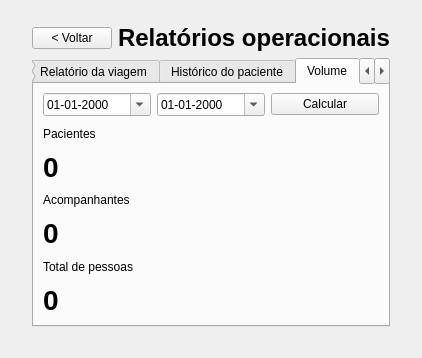
Kayke-Oli/Projeto-transporte-Prefeitura-Piranga, file src/ViewRelatorios.ui: the form before one commit.
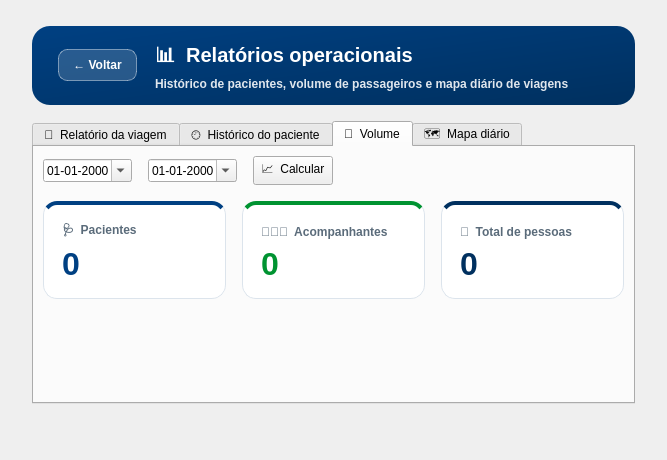
The form after the commit. The open tabs and pages were chosen to show the change.

```diff
--- a/src/ViewRelatorios.ui
+++ b/src/ViewRelatorios.ui
@@ -4,66 +4,218 @@
  <widget class="QWidget" name="ViewRelatorios">
   <layout class="QVBoxLayout" name="v">
    <property name="leftMargin"><number>32</number></property>
-   <property name="topMargin"><number>24</number></property>
+   <property name="topMargin"><number>26</number></property>
    <property name="rightMargin"><number>32</number></property>
+   <property name="bottomMargin"><number>26</number></property>
+   <property name="spacing"><number>16</number></property>
    <item>
-    <layout class="QHBoxLayout" name="t">
-     <item><widget class="QPushButton" name="btnVoltar"><property name="text"><string>&lt; Voltar</string></property></widget></item>
-     <item><widget class="QLabel" name="title"><property name="text"><string>Relat&#243;rios operacionais</string></property><property name="styleSheet"><string notr="true">font-size:24px;font-weight:700;</string></property></widget></item>
-    </layout>
+    <widget class="QWidget" name="cabecalho">
+     <property name="minimumHeight"><number>92</number></property>
+     <property name="maximumHeight"><number>92</number></property>
+     <property name="styleSheet"><string notr="true">QWidget#cabecalho {
+    background: qlineargradient(x1:0, y1:0, x2:1, y2:1, stop:0 #004082, stop:1 #00305F);
+    border-radius: 18px;
+}</string></property>
+     <layout class="QHBoxLayout" name="layoutCabecalho">
+      <property name="leftMargin"><number>26</number></property>
+      <property name="topMargin"><number>14</number></property>
+      <property name="rightMargin"><number>26</number></property>
+      <property name="bottomMargin"><number>14</number></property>
+      <property name="spacing"><number>18</number></property>
+      <item>
+       <widget class="QPushButton" name="btnVoltar">
+        <property name="maximumSize"><size><width>104</width><height>16777215</height></size></property>
+        <property name="cursor"><cursorShape>PointingHandCursor</cursorShape></property>
+        <property name="styleSheet"><string notr="true">QPushButton {
+    background: rgba(255, 255, 255, 40);
+    color: #ffffff;
+    border: 1px solid rgba(255, 255, 255, 110);
+    border-radius: 9px;
+    padding: 8px 14px;
+    font-weight: 700;
+}
+QPushButton:hover { background: rgba(255, 255, 255, 75); }</string></property>
+        <property name="text"><string>← Voltar</string></property>
+       </widget>
+      </item>
+      <item>
+       <layout class="QVBoxLayout" name="blocoTitulo">
+        <property name="spacing"><number>2</number></property>
+        <item>
+         <widget class="QLabel" name="title">
+          <property name="styleSheet"><string notr="true">color:#ffffff; font-size:20px; font-weight:800; background:transparent;</string></property>
+          <property name="text"><string>📊  Relatórios operacionais</string></property>
+         </widget>
+        </item>
+        <item>
+         <widget class="QLabel" name="subtitulo">
+          <property name="styleSheet"><string notr="true">color:rgba(255,255,255,0.88); font-size:12px; font-weight:600; background:transparent;</string></property>
+          <property name="text"><string>Histórico de pacientes, volume de passageiros e mapa diário de viagens</string></property>
+         </widget>
+        </item>
+       </layout>
+      </item>
+      <item>
+       <spacer name="spacerCabecalho">
+        <property name="orientation"><enum>Qt::Horizontal</enum></property>
+        <property name="sizeHint" stdset="0"><size><width>40</width><height>20</height></size></property>
+       </spacer>
+      </item>
+     </layout>
+    </widget>
    </item>
    <item>
     <widget class="QTabWidget" name="tabs">
      <widget class="QWidget" name="tabRelatorioViagem">
-      <attribute name="title"><string>Relat&#243;rio da viagem</string></attribute>
+      <attribute name="title"><string>🧾  Relatório da viagem</string></attribute>
       <layout class="QVBoxLayout" name="vr">
+       <property name="spacing"><number>14</number></property>
        <item><widget class="QLabel" name="lblExplicacaoRelatorio"><property name="text"><string>Selecione a data e o destino da viagem para gerar a lista de passageiros.</string></property><property name="wordWrap"><bool>true</bool></property></widget></item>
        <item>
-        <layout class="QFormLayout" name="fr">
-         <item row="0" column="0"><widget class="QLabel" name="lDataRelatorio"><property name="text"><string>Data da viagem</string></property></widget></item>
-         <item row="0" column="1"><widget class="QDateEdit" name="dtRelatorioViagem"><property name="calendarPopup"><bool>true</bool></property><property name="displayFormat"><string>dd-MM-yyyy</string></property></widget></item>
-         <item row="1" column="0"><widget class="QLabel" name="lDestinoRelatorio"><property name="text"><string>Destino</string></property></widget></item>
-         <item row="1" column="1"><widget class="QComboBox" name="cmbDestinoRelatorio"/></item>
-        </layout>
+        <widget class="QGroupBox" name="grupoRelatorioViagem">
+         <property name="title"><string>Selecionar viagem</string></property>
+         <layout class="QFormLayout" name="fr">
+          <property name="horizontalSpacing"><number>16</number></property>
+          <property name="verticalSpacing"><number>11</number></property>
+          <property name="labelAlignment"><set>Qt::AlignRight|Qt::AlignVCenter</set></property>
+          <item row="0" column="0"><widget class="QLabel" name="lDataRelatorio"><property name="text"><string>Data da viagem</string></property></widget></item>
+          <item row="0" column="1"><widget class="QDateEdit" name="dtRelatorioViagem"><property name="calendarPopup"><bool>true</bool></property><property name="displayFormat"><string>dd-MM-yyyy</string></property></widget></item>
+          <item row="1" column="0"><widget class="QLabel" name="lDestinoRelatorio"><property name="text"><string>Destino</string></property></widget></item>
+          <item row="1" column="1"><widget class="QComboBox" name="cmbDestinoRelatorio"/></item>
+         </layout>
+        </widget>
        </item>
        <item>
         <layout class="QHBoxLayout" name="ar">
-         <item><widget class="QPushButton" name="btnExportarPlanilhaViagem"><property name="text"><string>Exportar planilha</string></property></widget></item>
-         <item><widget class="QPushButton" name="btnGerarPdfViagem"><property name="text"><string>Gerar PDF</string></property></widget></item>
+         <item><widget class="QPushButton" name="btnExportarPlanilhaViagem"><property name="text"><string>📄  Exportar planilha</string></property></widget></item>
+         <item><widget class="QPushButton" name="btnGerarPdfViagem"><property name="text"><string>🖨️  Gerar PDF</string></property></widget></item>
+         <item>
+          <spacer name="spacerRelatorioBotoes">
+           <property name="orientation"><enum>Qt::Horizontal</enum></property>
+           <property name="sizeHint" stdset="0"><size><width>40</width><height>20</height></size></property>
+          </spacer>
+         </item>
         </layout>
        </item>
        <item><spacer name="spacerRelatorio"><property name="orientation"><enum>Qt::Vertical</enum></property><property name="sizeHint" stdset="0"><size><width>20</width><height>40</height></size></property></spacer></item>
       </layout>
      </widget>
      <widget class="QWidget" name="tabH">
-      <attribute name="title"><string>Hist&#243;rico do paciente</string></attribute>
+      <attribute name="title"><string>🕘  Histórico do paciente</string></attribute>
       <layout class="QVBoxLayout" name="vh">
-       <item><layout class="QHBoxLayout" name="bh"><item><widget class="QLineEdit" name="txtCpfHistorico"><property name="placeholderText"><string>CPF do paciente</string></property></widget></item><item><widget class="QPushButton" name="btnHistorico"><property name="text"><string>Gerar hist&#243;rico</string></property></widget></item></layout></item>
-       <item><widget class="QTableWidget" name="tblHistorico"><property name="columnCount"><number>4</number></property><property name="rowCount"><number>0</number></property></widget></item>
+       <property name="spacing"><number>14</number></property>
+       <item>
+        <layout class="QHBoxLayout" name="bh">
+         <item><widget class="QLineEdit" name="txtCpfHistorico"><property name="placeholderText"><string>CPF do paciente</string></property></widget></item>
+         <item><widget class="QPushButton" name="btnHistorico"><property name="text"><string>🔍  Gerar histórico</string></property></widget></item>
+        </layout>
+       </item>
+       <item>
+        <widget class="QTableWidget" name="tblHistorico">
+         <property name="columnCount"><number>4</number></property>
+         <property name="rowCount"><number>0</number></property>
+        </widget>
+       </item>
       </layout>
      </widget>
      <widget class="QWidget" name="tabV">
-      <attribute name="title"><string>Volume</string></attribute>
+      <attribute name="title"><string>👥  Volume</string></attribute>
       <layout class="QVBoxLayout" name="vv">
-       <item><layout class="QHBoxLayout" name="bv"><item><widget class="QDateEdit" name="dtInicio"><property name="calendarPopup"><bool>true</bool></property><property name="displayFormat"><string>dd-MM-yyyy</string></property></widget></item><item><widget class="QDateEdit" name="dtFim"><property name="calendarPopup"><bool>true</bool></property><property name="displayFormat"><string>dd-MM-yyyy</string></property></widget></item><item><widget class="QPushButton" name="btnVolume"><property name="text"><string>Calcular</string></property></widget></item></layout></item>
-       <item><widget class="QLabel" name="l1"><property name="text"><string>Pacientes</string></property></widget></item>
-       <item><widget class="QLabel" name="lblPacientes"><property name="text"><string>0</string></property><property name="styleSheet"><string notr="true">font-size:28px;font-weight:700;</string></property></widget></item>
-       <item><widget class="QLabel" name="l2"><property name="text"><string>Acompanhantes</string></property></widget></item>
-       <item><widget class="QLabel" name="lblAcompanhantes"><property name="text"><string>0</string></property><property name="styleSheet"><string notr="true">font-size:28px;font-weight:700;</string></property></widget></item>
-       <item><widget class="QLabel" name="l3"><property name="text"><string>Total de pessoas</string></property></widget></item>
-       <item><widget class="QLabel" name="lblPessoas"><property name="text"><string>0</string></property><property name="styleSheet"><string notr="true">font-size:28px;font-weight:700;</string></property></widget></item>
+       <property name="spacing"><number>16</number></property>
+       <item>
+        <layout class="QHBoxLayout" name="bv">
+         <item><widget class="QDateEdit" name="dtInicio"><property name="calendarPopup"><bool>true</bool></property><property name="displayFormat"><string>dd-MM-yyyy</string></property></widget></item>
+         <item><widget class="QDateEdit" name="dtFim"><property name="calendarPopup"><bool>true</bool></property><property name="displayFormat"><string>dd-MM-yyyy</string></property></widget></item>
+         <item><widget class="QPushButton" name="btnVolume"><property name="text"><string>📈  Calcular</string></property></widget></item>
+         <item>
+          <spacer name="spacerVolumeBotoes">
+           <property name="orientation"><enum>Qt::Horizontal</enum></property>
+           <property name="sizeHint" stdset="0"><size><width>40</width><height>20</height></size></property>
+          </spacer>
+         </item>
+        </layout>
+       </item>
+       <item>
+        <layout class="QHBoxLayout" name="cartoesVolume">
+         <property name="spacing"><number>16</number></property>
+         <item>
+          <widget class="QFrame" name="cartaoPacientes">
+           <property name="styleSheet"><string notr="true">QFrame#cartaoPacientes { background:#ffffff; border:1px solid #DCE4EC; border-top:4px solid #004082; border-radius:14px; }</string></property>
+           <layout class="QVBoxLayout" name="lcp">
+            <property name="leftMargin"><number>18</number></property>
+            <property name="topMargin"><number>16</number></property>
+            <property name="rightMargin"><number>18</number></property>
+            <property name="bottomMargin"><number>16</number></property>
+            <property name="spacing"><number>4</number></property>
+            <item><widget class="QLabel" name="l1"><property name="styleSheet"><string notr="true">color:#5A6B7A; font-weight:700; font-size:11.5px; background:transparent;</string></property><property name="text"><string>🩺  Pacientes</string></property></widget></item>
+            <item><widget class="QLabel" name="lblPacientes"><property name="styleSheet"><string notr="true">color:#004082; font-size:32px; font-weight:800; background:transparent;</string></property><property name="text"><string>0</string></property></widget></item>
+           </layout>
+          </widget>
+         </item>
+         <item>
+          <widget class="QFrame" name="cartaoAcompanhantes">
+           <property name="styleSheet"><string notr="true">QFrame#cartaoAcompanhantes { background:#ffffff; border:1px solid #DCE4EC; border-top:4px solid #009331; border-radius:14px; }</string></property>
+           <layout class="QVBoxLayout" name="lca">
+            <property name="leftMargin"><number>18</number></property>
+            <property name="topMargin"><number>16</number></property>
+            <property name="rightMargin"><number>18</number></property>
+            <property name="bottomMargin"><number>16</number></property>
+            <property name="spacing"><number>4</number></property>
+            <item><widget class="QLabel" name="l2"><property name="styleSheet"><string notr="true">color:#5A6B7A; font-weight:700; font-size:11.5px; background:transparent;</string></property><property name="text"><string>🧑‍🤝‍🧑  Acompanhantes</string></property></widget></item>
+            <item><widget class="QLabel" name="lblAcompanhantes"><property name="styleSheet"><string notr="true">color:#009331; font-size:32px; font-weight:800; background:transparent;</string></property><property name="text"><string>0</string></property></widget></item>
+           </layout>
+          </widget>
+         </item>
+         <item>
+          <widget class="QFrame" name="cartaoPessoas">
+           <property name="styleSheet"><string notr="true">QFrame#cartaoPessoas { background:#ffffff; border:1px solid #DCE4EC; border-top:4px solid #00305F; border-radius:14px; }</string></property>
+           <layout class="QVBoxLayout" name="lcpe">
+            <property name="leftMargin"><number>18</number></property>
+            <property name="topMargin"><number>16</number></property>
+            <property name="rightMargin"><number>18</number></property>
+            <property name="bottomMargin"><number>16</number></property>
+            <property name="spacing"><number>4</number></property>
+            <item><widget class="QLabel" name="l3"><property name="styleSheet"><string notr="true">color:#5A6B7A; font-weight:700; font-size:11.5px; background:transparent;</string></property><property name="text"><string>👤  Total de pessoas</string></property></widget></item>
+            <item><widget class="QLabel" name="lblPessoas"><property name="styleSheet"><string notr="true">color:#00305F; font-size:32px; font-weight:800; background:transparent;</string></property><property name="text"><string>0</string></property></widget></item>
+           </layout>
+          </widget>
+         </item>
+        </layout>
+       </item>
+       <item><spacer name="spacerVolume"><property name="orientation"><enum>Qt::Vertical</enum></property><property name="sizeHint" stdset="0"><size><width>20</width><height>40</height></size></property></spacer></item>
       </layout>
      </widget>
      <widget class="QWidget" name="tabM">
-      <attribute name="title"><string>Mapa di&#225;rio</string></attribute>
+      <attribute name="title"><string>🗺️  Mapa diário</string></attribute>
       <layout class="QVBoxLayout" name="vm">
-       <item><layout class="QHBoxLayout" name="bm"><item><widget class="QDateEdit" name="dtMapa"><property name="calendarPopup"><bool>true</bool></property><property name="displayFormat"><string>dd-MM-yyyy</string></property></widget></item><item><widget class="QPushButton" name="btnMapa"><property name="text"><string>Gerar mapa</string></property></widget></item></layout></item>
-       <item><widget class="QPlainTextEdit" name="txtMapa"><property name="readOnly"><bool>true</bool></property></widget></item>
+       <property name="spacing"><number>14</number></property>
+       <item>
+        <layout class="QHBoxLayout" name="bm">
+         <item><widget class="QDateEdit" name="dtMapa"><property name="calendarPopup"><bool>true</bool></property><property name="displayFormat"><string>dd-MM-yyyy</string></property></widget></item>
+         <item><widget class="QPushButton" name="btnMapa"><property name="text"><string>🗺️  Gerar mapa</string></property></widget></item>
+         <item>
+          <spacer name="spacerMapaBotoes">
+           <property name="orientation"><enum>Qt::Horizontal</enum></property>
+           <property name="sizeHint" stdset="0"><size><width>40</width><height>20</height></size></property>
+          </spacer>
+         </item>
+        </layout>
+       </item>
+       <item>
+        <widget class="QPlainTextEdit" name="txtMapa">
+         <property name="readOnly"><bool>true</bool></property>
+         <property name="styleSheet"><string notr="true">font-family:'Consolas','Courier New',monospace; font-size:11.5px;</string></property>
+        </widget>
+       </item>
       </layout>
      </widget>
     </widget>
    </item>
-   <item><widget class="QLabel" name="lblMensagem"/></item>
+   <item>
+    <widget class="QLabel" name="lblMensagem">
+     <property name="styleSheet"><string notr="true">font-weight:700;</string></property>
+    </widget>
+   </item>
   </layout>
  </widget>
  <resources/>
```
